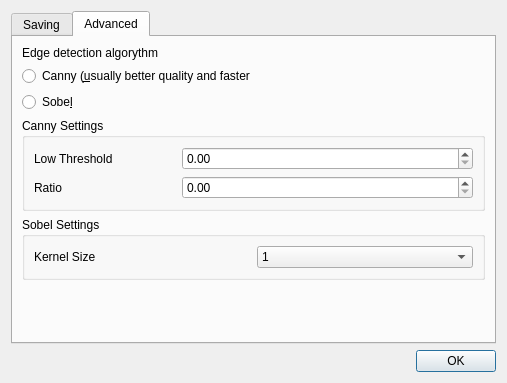
Above: src/configurationdialog.ui from GuLinux/PlanetaryImager before the change. Below: the same form after it.
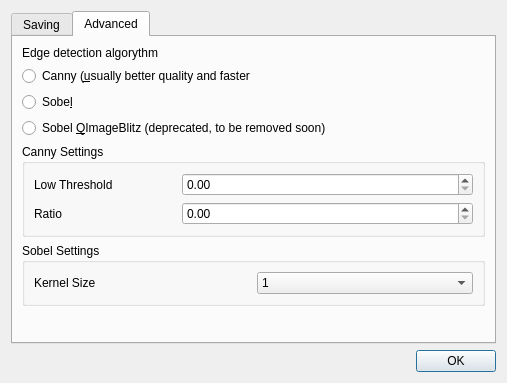
That is the form after the change.

Patch:
```diff
--- a/src/configurationdialog.ui
+++ b/src/configurationdialog.ui
@@ -159,6 +159,13 @@
          </property>
         </widget>
        </item>
+       <item>
+        <widget class="QRadioButton" name="edge_sobel_deprecated">
+         <property name="text">
+          <string>Sobel &amp;QImageBlitz (deprecated, to be removed soon)</string>
+         </property>
+        </widget>
+       </item>
        <item>
         <widget class="QGroupBox" name="cannySettingsBox">
          <property name="title">
```
